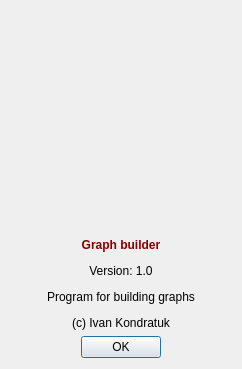
Before: the Qt Designer form AboutDialog/aboutdialog.ui in Oakware/Graph-Builder, drawn with Qt 5.
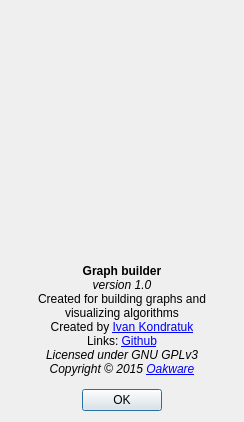
After: the same form once the commit is applied. Icons and pictures are not drawn.

```diff
--- a/AboutDialog/aboutdialog.ui
+++ b/AboutDialog/aboutdialog.ui
@@ -6,8 +6,8 @@
    <rect>
     <x>0</x>
     <y>0</y>
-    <width>238</width>
-    <height>369</height>
+    <width>244</width>
+    <height>422</height>
    </rect>
   </property>
   <property name="windowTitle">
@@ -36,7 +36,10 @@
       </sizepolicy>
      </property>
      <property name="text">
-      <string>&lt;html&gt;&lt;head/&gt;&lt;body&gt;&lt;p align=&quot;center&quot;&gt;&lt;span style=&quot; font-weight:600; color:#860000;&quot;&gt;Graph builder&lt;/span&gt;&lt;/p&gt;&lt;p align=&quot;center&quot;&gt;&lt;span style=&quot; color:#000000;&quot;&gt;Version: 1.0&lt;/span&gt;&lt;/p&gt;&lt;p align=&quot;center&quot;&gt;&lt;span style=&quot; color:#000000;&quot;&gt;Program for building graphs&lt;/span&gt;&lt;/p&gt;&lt;p align=&quot;center&quot;&gt;&lt;span style=&quot; color:#000000;&quot;&gt;(c) Ivan Kondratuk&lt;/span&gt;&lt;/p&gt;&lt;/body&gt;&lt;/html&gt;</string>
+      <string>&lt;html&gt;&lt;head/&gt;&lt;body&gt;&lt;p align=&quot;center&quot;&gt;&lt;b&gt;Graph builder&lt;/b&gt;&lt;br&gt;&lt;i&gt;version 1.0&lt;/i&gt;&lt;br&gt;Created for building graphs and visualizing algorithms&lt;br&gt;Created by &lt;a href=&quot;mailto:i.o.kondratuk@gmail.com?Subject=Graph%20Builder&quot;&gt;Ivan Kondratuk&lt;/a&gt;&lt;br&gt;Links: &lt;a href=&quot;https://github.com/Oakware/Graph-Builder&quot;&gt;Github&lt;/a&gt;&lt;br&gt;&lt;i&gt;Licensed under GNU GPLv3&lt;br&gt;Copyright © 2015 &lt;a href=&quot;https://github.com/Oakware&quot;&gt;Oakware&lt;/a&gt;&lt;br&gt;&quot;All Rights Reserved&lt;/i&gt;&lt;/p&gt;&lt;/body&gt;&lt;/html&gt;</string>
+     </property>
+     <property name="wordWrap">
+      <bool>true</bool>
      </property>
     </widget>
    </item>
```
